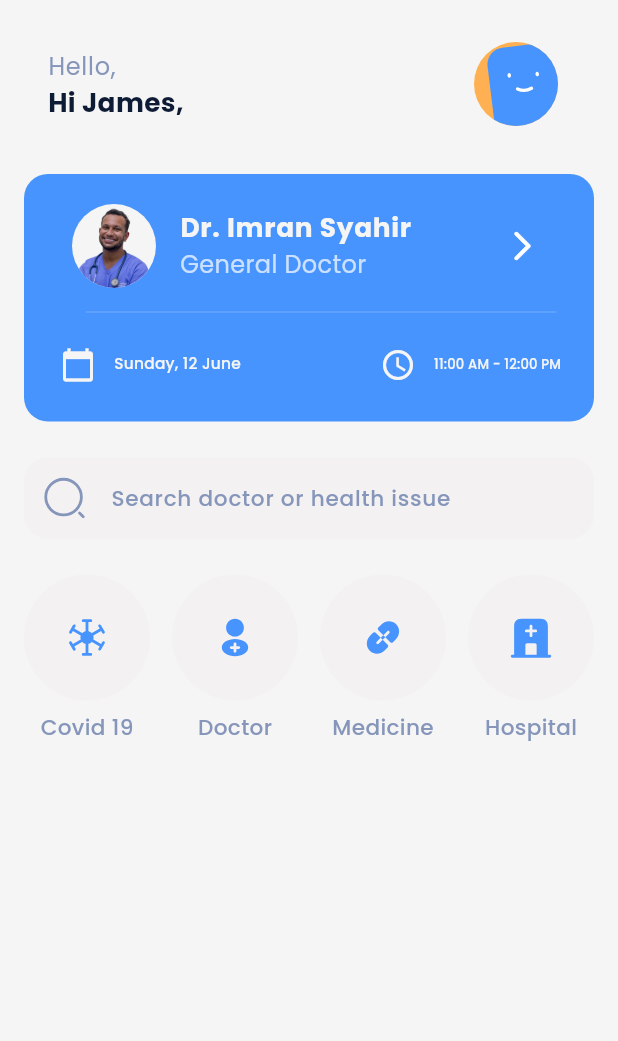
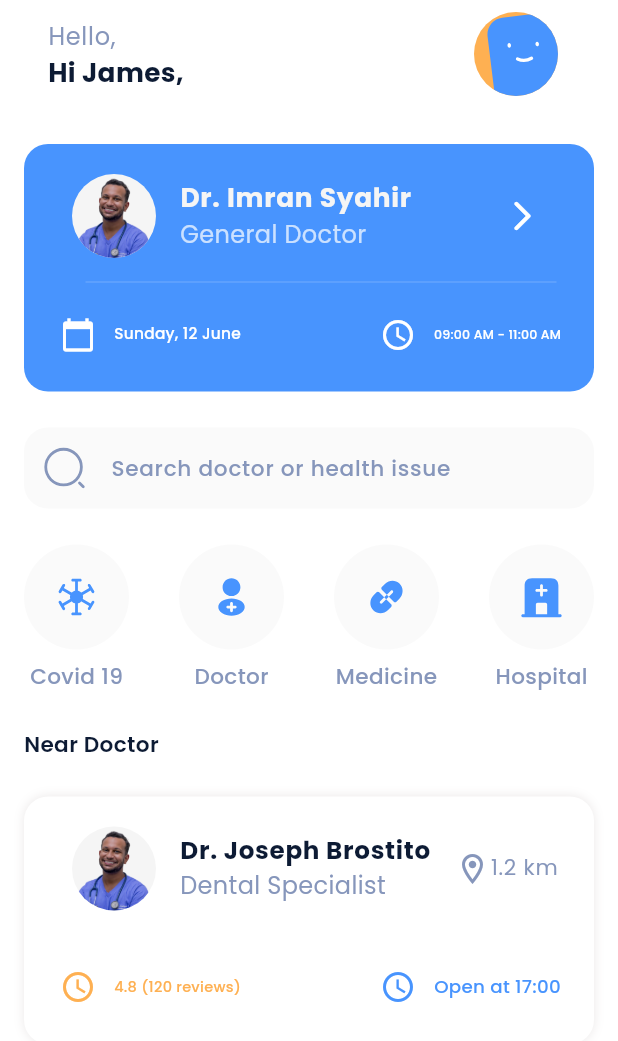
Before and after one commit to ElDaly15/Doctor-Appointment-UI, a Flutter app: the screen it shows after launch, on a phone screen of 412 x 824 dp. Shown: the top 1041 px of the screen. Run offline on Flutter 3.47's test engine with Material 3 defaults, Android fonts, the phone set to English and light mode, and no system bars; our stand-ins replace device_preview, flutter_svg.

Commit message:
Add Nearst Doctor Item Fix Some Issues In Responsive Ui Remove Safe Area Height 20

```diff
--- a/lib/features/home/presentation/views/home_view.dart
+++ b/lib/features/home/presentation/views/home_view.dart
@@ -10,7 +10,7 @@ class HomeView extends StatelessWidget {
   @override
   Widget build(BuildContext context) {
     return const Scaffold(
-      backgroundColor: AppColors.backgroundColor,
+      backgroundColor: Colors.white,
       body: HomeViewBody(),
     );
   }
--- a/lib/features/home/presentation/views/widgets/custom_search_text_field.dart
+++ b/lib/features/home/presentation/views/widgets/custom_search_text_field.dart
@@ -22,7 +22,7 @@ class CustomSearchTextField extends StatelessWidget {
           ),
         ),
         filled: true,
-        fillColor: const Color.fromARGB(255, 243, 241, 241),
+        fillColor: const Color(0xffFAFAFA),
         hintText: 'Search doctor or health issue',
         hintStyle: TextStyles.font18Medium(context).copyWith(
           color: const Color(0xff8696BB),
--- a/lib/features/home/presentation/views/widgets/doctor_details_item.dart
+++ b/lib/features/home/presentation/views/widgets/doctor_details_item.dart
@@ -52,7 +52,14 @@ class DoctorDetailsItem extends StatelessWidget {
             endIndent: 25,
             indent: 25,
           ),
-          const RowOfDoctorDetailsInfo(),
+          const RowOfDoctorDetailsInfo(
+            colorsFirst: Colors.white,
+            colorsSecond: Colors.white,
+            firstText: 'Sunday, 12 June',
+            secondText: '09:00 AM - 11:00 AM',
+            fistIcon: Icons.calendar_today,
+            secondIcon: Icons.watch_later_outlined,
+          ),
         ],
       ),
     );
--- a/lib/features/home/presentation/views/widgets/home_view_body.dart
+++ b/lib/features/home/presentation/views/widgets/home_view_body.dart
@@ -4,9 +4,9 @@ import 'package:doctor_app/core/utils/text_styles.dart';
 import 'package:doctor_app/features/home/presentation/views/widgets/custom_home_view_app_bar.dart';
 import 'package:doctor_app/features/home/presentation/views/widgets/custom_search_text_field.dart';
 import 'package:doctor_app/features/home/presentation/views/widgets/doctor_details_item.dart';
+import 'package:doctor_app/features/home/presentation/views/widgets/nearst_doctor_item.dart';
 import 'package:doctor_app/features/home/presentation/views/widgets/row_of_most_comman_featuers.dart';
 import 'package:flutter/material.dart';
-import 'package:flutter_svg/svg.dart';
 
 class HomeViewBody extends StatelessWidget {
   const HomeViewBody({super.key});
@@ -15,12 +15,12 @@ class HomeViewBody extends StatelessWidget {
   Widget build(BuildContext context) {
     return const Padding(
       padding: EdgeInsets.symmetric(horizontal: 16),
+      child: SingleChildScrollView(
         child: Column(
+          crossAxisAlignment: CrossAxisAlignment.start,
           children: [
             SafeArea(
-            child: SizedBox(
-              height: 20,
-            ),
+              child: SizedBox(),
             ),
             CustomHomeViewAppBar(),
             SizedBox(
@@ -35,8 +35,28 @@ class HomeViewBody extends StatelessWidget {
               height: 24,
             ),
             RowOfMostCommanFeatures(),
+            SizedBox(
+              height: 24,
+            ),
+            NearDoctorHeader(),
+            SizedBox(
+              height: 24,
+            ),
+            NearstDoctorItem(),
           ],
+        ),
       ),
     );
   }
 }
+
+class NearDoctorHeader extends StatelessWidget {
+  const NearDoctorHeader({super.key});
+
+  @override
+  Widget build(BuildContext context) {
+    return Text('Near Doctor',
+        style: TextStyles.font18SemiBold(context)
+            .copyWith(color: AppColors.textMainTitles));
+  }
+}
--- a/lib/features/home/presentation/views/widgets/most_comman_feature_item.dart
+++ b/lib/features/home/presentation/views/widgets/most_comman_feature_item.dart
@@ -16,8 +16,8 @@ class MostCommanFeatureItem extends StatelessWidget {
     return Column(
       children: [
         CircleAvatar(
-          radius: 42,
-          backgroundColor: const Color.fromARGB(255, 243, 241, 241),
+          radius: 35,
+          backgroundColor: Color(0xffFAFAFA),
           child: SvgPicture.asset(
             image,
             width: 30,
--- /dev/null
+++ b/lib/features/home/presentation/views/widgets/nearst_doctor_item.dart
@@ -0,0 +1,87 @@
+import 'package:doctor_app/core/utils/app_colors.dart';
+import 'package:doctor_app/core/utils/app_images.dart';
+import 'package:doctor_app/core/widgets/custom_circle_avatar.dart';
+import 'package:doctor_app/features/home/presentation/views/widgets/row_of_doctor_details_info_item.dart';
+import 'package:flutter/material.dart';
+
+import '../../../../../core/utils/text_styles.dart';
+
+class NearstDoctorItem extends StatelessWidget {
+  const NearstDoctorItem({super.key});
+
+  @override
+  Widget build(BuildContext context) {
+    return Container(
+      decoration: BoxDecoration(
+        boxShadow: const [
+          BoxShadow(
+            color: Color.fromARGB(255, 235, 232, 232),
+            blurRadius: 5,
+            offset: Offset(0, 0),
+          ),
+        ],
+        color: Colors.white,
+        borderRadius: BorderRadius.circular(16),
+      ),
+      padding: const EdgeInsets.only(left: 16, top: 12, bottom: 16),
+      child: Column(
+        children: [
+          ListTile(
+              leading: const CustomCircleAvatar(
+                image: Assets.imagesDoctor1,
+                isPng: true,
+              ),
+              title: FittedBox(
+                fit: BoxFit.scaleDown,
+                alignment: Alignment.centerLeft,
+                child: Text(
+                  'Dr. Joseph Brostito',
+                  style: TextStyles.font22Bold(context)
+                      .copyWith(color: AppColors.textMainTitles),
+                  textAlign: TextAlign.start,
+                ),
+              ),
+              subtitle: FittedBox(
+                fit: BoxFit.scaleDown,
+                alignment: Alignment.centerLeft,
+                child: Text(
+                  'Dental Specialist',
+                  style: TextStyles.font20Regular(context).copyWith(
+                    color: Color(0xff8696BB),
+                  ),
+                ),
+              ),
+              trailing: Row(
+                mainAxisSize: MainAxisSize.min,
+                children: [
+                  Icon(
+                    Icons.location_on_outlined,
+                    color: Color(0xff8696BB),
+                  ),
+                  Text(
+                    '1.2 km',
+                    style: TextStyles.font18Regular(context).copyWith(
+                      color: Color(0xff8696BB),
+                    ),
+                  ),
+                ],
+              )),
+          Divider(
+            color: const Color(0xFFFFFFFF).withOpacity(0.15),
+            thickness: 1,
+            endIndent: 25,
+            indent: 25,
+          ),
+          RowOfDoctorDetailsInfo(
+            firstText: '4.8 (120 reviews)',
+            fistIcon: Icons.watch_later_outlined,
+            colorsFirst: Color(0xffFEB052),
+            secondText: 'Open at 17:00',
+            secondIcon: Icons.watch_later_outlined,
+            colorsSecond: AppColors.primaryColor,
+          ),
+        ],
+      ),
+    );
+  }
+}
--- a/lib/features/home/presentation/views/widgets/row_of_doctor_details_info_item.dart
+++ b/lib/features/home/presentation/views/widgets/row_of_doctor_details_info_item.dart
@@ -3,7 +3,19 @@ import 'package:doctor_app/core/utils/text_styles.dart';
 import 'package:flutter/material.dart';
 
 class RowOfDoctorDetailsInfo extends StatelessWidget {
-  const RowOfDoctorDetailsInfo({super.key});
+  const RowOfDoctorDetailsInfo({
+    super.key,
+    required this.firstText,
+    required this.secondText,
+    required this.fistIcon,
+    required this.secondIcon,
+    required this.colorsFirst,
+    required this.colorsSecond,
+  });
+  final String firstText, secondText;
+  final IconData fistIcon, secondIcon;
+  final Color colorsFirst;
+  final Color colorsSecond;
 
   @override
   Widget build(BuildContext context) {
@@ -12,38 +24,33 @@ class RowOfDoctorDetailsInfo extends StatelessWidget {
       child: Row(
         mainAxisAlignment: MainAxisAlignment.start,
         children: [
-          const SizedBox(
+          SizedBox(width: 40, child: Icon(fistIcon, color: colorsFirst)),
+          const SizedBox(width: 4), // Adds spacing between widgets
+          Expanded(
+            child: FittedBox(
+              fit: BoxFit.scaleDown,
+              child: Text(
+                firstText,
+                style: TextStyles.font18Medium(context)
+                    .copyWith(color: colorsFirst),
+              ),
+            ),
+          ),
+          const Spacer(),
+          SizedBox(
               width: 40,
               child: Icon(
-                Icons.calendar_today,
-                color: AppColors.textSecondaryTitles,
+                secondIcon,
+                color: colorsSecond,
               )),
           const SizedBox(width: 4), // Adds spacing between widgets
           Expanded(
             child: FittedBox(
               fit: BoxFit.scaleDown,
               child: Text(
-                'Sunday, 12 June',
-                style: TextStyles.font18Medium(context)
-                    .copyWith(color: AppColors.textSecondaryTitles),
-              ),
-            ),
-          ),
-          const Spacer(),
-          const SizedBox(
-              width: 40,
-              child: Icon(
-                Icons.watch_later_outlined,
-                color: AppColors.textSecondaryTitles,
-              )),
-          const SizedBox(width: 4), // Adds spacing between widgets
-          Expanded(
-            child: FittedBox(
-              fit: BoxFit.scaleDown,
-              child: Text(
-                '11:00 AM - 12:00 PM',
+                secondText,
                 style: TextStyles.font20Medium(context)
-                    .copyWith(color: AppColors.textSecondaryTitles),
+                    .copyWith(color: colorsSecond),
               ),
             ),
           ),
--- a/lib/main.dart
+++ b/lib/main.dart
@@ -4,8 +4,7 @@ import 'package:doctor_app/features/home/presentation/views/home_view.dart';
 import 'package:flutter/material.dart';
 
 void main() {
-  runApp(
-      DevicePreview(enabled: false, builder: (context) => const DoctorApp()));
+  runApp(DevicePreview(enabled: true, builder: (context) => const DoctorApp()));
 }
 
 class DoctorApp extends StatelessWidget {
```
Lines whose indentation alone changed are shown as unchanged.
